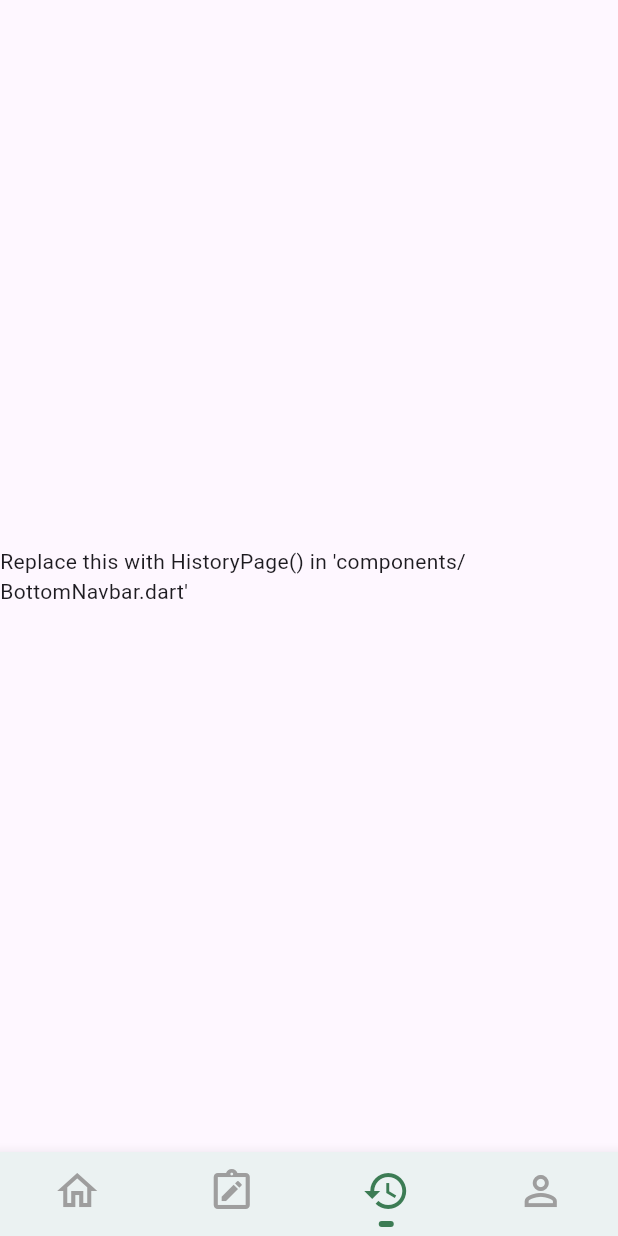
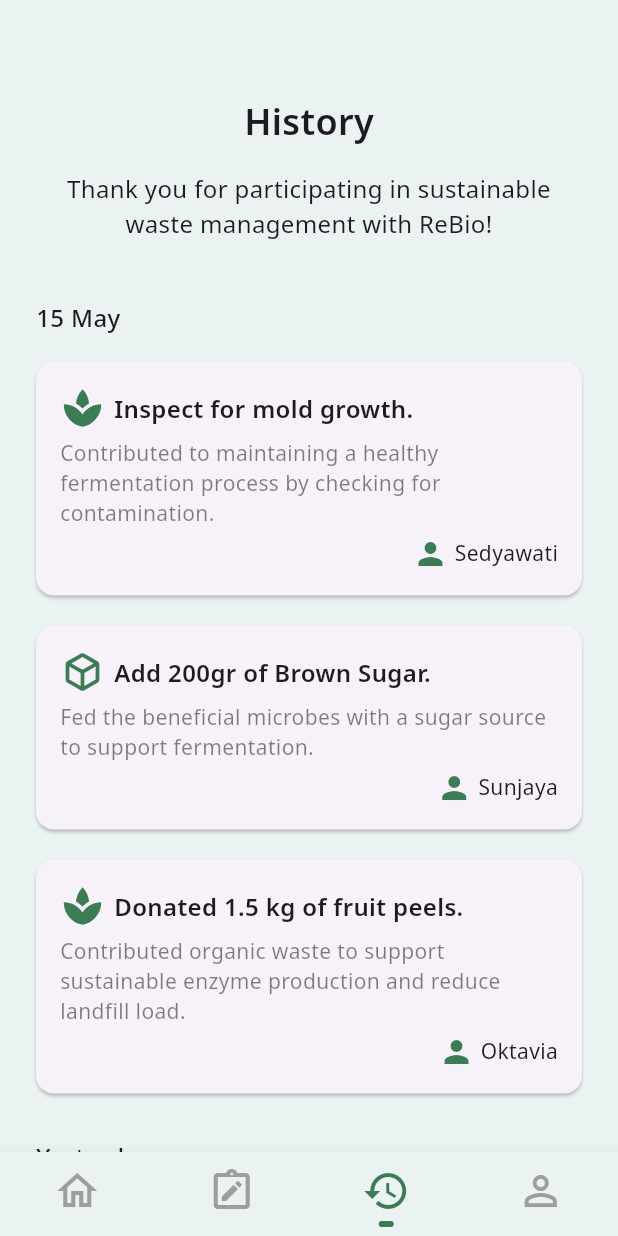
Before and after one commit to kensunjaya/ReBio, a Flutter app: the screen it shows once a user with an empty profile is signed in, item 3 of the bottom bar chosen, on a phone screen of 412 x 824 dp. Run offline on Flutter 3.47's test engine with Material 3 defaults, Android fonts, the phone set to English and light mode, and no system bars; our stand-ins replace cloud_firestore, firebase_auth, firebase_core, flutter_svg, google_fonts, image_picker; accounts and stored records are empty.

Commit message:
add history page

```diff
--- a/lib/components/BottomNavbar.dart
+++ b/lib/components/BottomNavbar.dart
@@ -1,5 +1,6 @@
 import 'package:flutter/material.dart';
 import 'package:google_fonts/google_fonts.dart';
+import 'package:rebio/pages/history.dart';
 import 'package:rebio/pages/home.dart';
 import 'package:rebio/pages/profile.dart';
 import 'package:rebio/pages/recommendation.dart';
@@ -18,7 +19,7 @@ class _MainScreenState extends State<MainScreen> {
   final List<Widget> _pages = [
     const HomePage(),
     const Recommendation(),
-    const Center(child: Text("Replace this with HistoryPage() in 'components/BottomNavbar.dart'",)),
+    const HistoryPage(),
     const ProfilePage(),
   ];
 
--- /dev/null
+++ b/lib/pages/history.dart
@@ -0,0 +1,157 @@
+import 'package:flutter/material.dart';
+import 'package:rebio/theme/constants.dart';
+import 'package:google_fonts/google_fonts.dart';
+import 'package:flutter_svg/flutter_svg.dart';
+
+class HistoryPage extends StatefulWidget {
+  const HistoryPage({super.key});
+
+  @override
+  State<HistoryPage> createState() => _HistoryPageState();
+}
+
+class _HistoryPageState extends State<HistoryPage> {
+  @override
+  Widget build(BuildContext context) {
+    return Scaffold(
+      backgroundColor: bg,
+      body: Padding(
+        padding: const EdgeInsets.only(top: 64.0),
+        child: Column(
+          crossAxisAlignment: CrossAxisAlignment.center,
+          children: [
+            _buildHeader(context),
+            const SizedBox(height: 16),
+            Expanded(child: _buildHistoryList()),
+          ],
+        ),
+      ),
+    );
+  }
+
+  Widget _buildHeader(BuildContext context) {
+    return Column(
+      children: [
+        Padding(
+          padding: const EdgeInsets.only(bottom: 8.0),
+          child: Text(
+            "History",
+            style: GoogleFonts.notoSans(
+              fontSize: 24,
+              fontWeight: FontWeight.w600,
+            ),
+          ),
+        ),
+        Padding(
+          padding: const EdgeInsets.symmetric(horizontal: 24.0, vertical: 8.0),
+          child: Text(
+            "Thank you for participating in sustainable waste management with ReBio!",
+            style: GoogleFonts.notoSans(fontSize: 16),
+            textAlign: TextAlign.center,
+          ),
+        ),
+      ],
+    );
+  }
+
+  Widget _buildHistoryList() {
+    return ListView(
+      padding: const EdgeInsets.symmetric(vertical: 16.0, horizontal: 24.0),
+      children: [
+        _buildDateSection('15 May'),
+        _buildHistoryCard(
+          svgAsset: 'assets/mold.svg',
+          title: 'Inspect for mold growth.',
+          description:
+              'Contributed to maintaining a healthy fermentation process by checking for contamination.',
+          name: 'Sedyawati',
+        ),
+        _buildHistoryCard(
+          svgAsset: 'assets/brown_sugar.svg',
+          title: 'Add 200gr of Brown Sugar.',
+          description:
+              'Fed the beneficial microbes with a sugar source to support fermentation.',
+          name: 'Sunjaya',
+        ),
+        _buildHistoryCard(
+          svgAsset: 'assets/mold.svg',
+          title: 'Donated 1.5 kg of fruit peels.',
+          description:
+              'Contributed organic waste to support sustainable enzyme production and reduce landfill load.',
+          name: 'Oktavia',
+        ),
+        const SizedBox(height: 20),
+        _buildDateSection('Yesterday'),
+        _buildHistoryCard(
+          svgAsset: 'assets/gas.svg',
+          title: 'Checked for gas buildup.',
+          description:
+              'Released excess pressure to prevent container damage and ensure safety.',
+          name: 'Pak Budi',
+        ),
+        _buildHistoryCard(
+          svgAsset: 'assets/mold.svg',
+          title: 'Collected dry leaves from garden.',
+          description:
+              'Helped balance the carbon-nitrogen ratio for optimal fermentation.',
+          name: 'Sintia',
+        ),
+      ],
+    );
+  }
+
+  Widget _buildDateSection(String date) {
+    return Padding(
+      padding: const EdgeInsets.only(bottom: 8.0),
+      child: Text(
+        date,
+        style: GoogleFonts.notoSans(fontSize: 16, fontWeight: FontWeight.w500),
+      ),
+    );
+  }
+
+  Widget _buildHistoryCard({
+    required String svgAsset,
+    required String title,
+    required String description,
+    required String name,
+  }) {
+    return Card(
+      margin: const EdgeInsets.symmetric(vertical: 10),
+      child: Padding(
+        padding: const EdgeInsets.all(16.0),
+        child: Column(
+          crossAxisAlignment: CrossAxisAlignment.start,
+          children: [
+            Row(
+              children: [
+                SvgPicture.asset(svgAsset, width: 30, height: 30),
+                const SizedBox(width: 6),
+                Expanded(
+                  child: Text(
+                    title,
+                    style: GoogleFonts.notoSans(
+                      fontSize: 16,
+                      fontWeight: FontWeight.w600,
+                    ),
+                  ),
+                ),
+              ],
+            ),
+            const SizedBox(height: 5),
+            Text(description, style: GoogleFonts.notoSans(fontSize: 14, color: Colors.black.withValues(alpha: 0.5)), textAlign: TextAlign.start),
+            const SizedBox(height: 5),
+            Row(
+              children: [
+                Spacer(),
+                const Icon(Icons.person, color: primary),
+                const SizedBox(width: 4),
+                Text(name, style: GoogleFonts.notoSans(fontSize: 14)),
+              ],
+            ),
+          ],
+        ),
+      ),
+    );
+  }
+}
--- a/lib/pages/profile.dart
+++ b/lib/pages/profile.dart
@@ -55,14 +55,14 @@ class _ProfilePageState extends State<ProfilePage> {
               "userexample.gmail.com",
               style: GoogleFonts.notoSans(
                 fontSize: 14,
-                color: Colors.grey,
+                color: Colors.black.withValues(alpha: 0.5),
               ) ,
             ),
             Text(
               "+62 895310410118",
               style: GoogleFonts.notoSans(
                 fontSize: 14,
-                color: Colors.grey,
+                color: Colors.black.withValues(alpha: 0.5),
               ) ,
             ),
             SizedBox(height: 16),
--- a/lib/pages/recommendation.dart
+++ b/lib/pages/recommendation.dart
@@ -27,13 +27,13 @@ class _RecommendationState extends State<Recommendation> {
             Padding(
               padding: EdgeInsets.only(bottom: 16.0),
               child: Padding(
-                padding: EdgeInsets.only(left: 64.0, right: 64.0),
+                padding: EdgeInsets.symmetric(horizontal: 64.0),
                 child: Text("Time to give your Eco Enzyme some care!", style: GoogleFonts.notoSans(fontSize: 18), textAlign: TextAlign.center,)
               )
             ),
             Expanded( // Add this
               child: Padding(
-                padding: EdgeInsets.only(left: 24, right: 24),
+                padding: EdgeInsets.symmetric(horizontal: 24.0),
                 child: SingleChildScrollView(
                   child: Column(
                     crossAxisAlignment: CrossAxisAlignment.start,
@@ -43,7 +43,7 @@ class _RecommendationState extends State<Recommendation> {
                         style: GoogleFonts.notoSans(fontSize: 16, fontWeight: FontWeight.w500),
                         textAlign: TextAlign.left,
                       ),
-                      Padding(padding: EdgeInsets.only(bottom: 8.0)),
+                      const SizedBox(height: 16),
                       RecommendationCard(
                         title: "Inspect for mold growth.",
                         points: 3,
@@ -54,7 +54,7 @@ class _RecommendationState extends State<Recommendation> {
                           'points': 3,
                         }),
                       ),
-                      Padding(padding: EdgeInsets.only(bottom: 20.0)),
+                      const SizedBox(height: 20),
                       RecommendationCard(
                         title: "Add 2L of Clean Water.",
                         points: 5,
@@ -65,7 +65,7 @@ class _RecommendationState extends State<Recommendation> {
                           'points': 5,
                         }),
                       ),
-                      Padding(padding: EdgeInsets.only(bottom: 20.0)),
+                      const SizedBox(height: 20),
                       RecommendationCard(
                         title: "Add 500gr of Brown Sugar.",
                         points: 6,
@@ -76,7 +76,7 @@ class _RecommendationState extends State<Recommendation> {
                           'points': 6,
                         }),
                       ),
-                      Padding(padding: EdgeInsets.only(bottom: 20.0)),
+                      const SizedBox(height: 20),
                       RecommendationCard(
                         title: "Check for gas buildup.",
                         points: 3,
@@ -95,6 +95,20 @@ class _RecommendationState extends State<Recommendation> {
           ]
         ),
       ),
+      floatingActionButton: FloatingActionButton(
+        onPressed: () {
+          // Define your action, like opening a new task screen
+          Navigator.pushNamed(context, '/filltodo');
+        },
+        backgroundColor: primary, // or use `primary` from your theme
+        shape: const CircleBorder(),
+        elevation: 0,
+        child: const Icon(
+          Icons.add,
+          color: Colors.white, // transparent icon doesn't make sense visually
+          size: 32,
+        ),
+      ),
 
     );
   }
```
